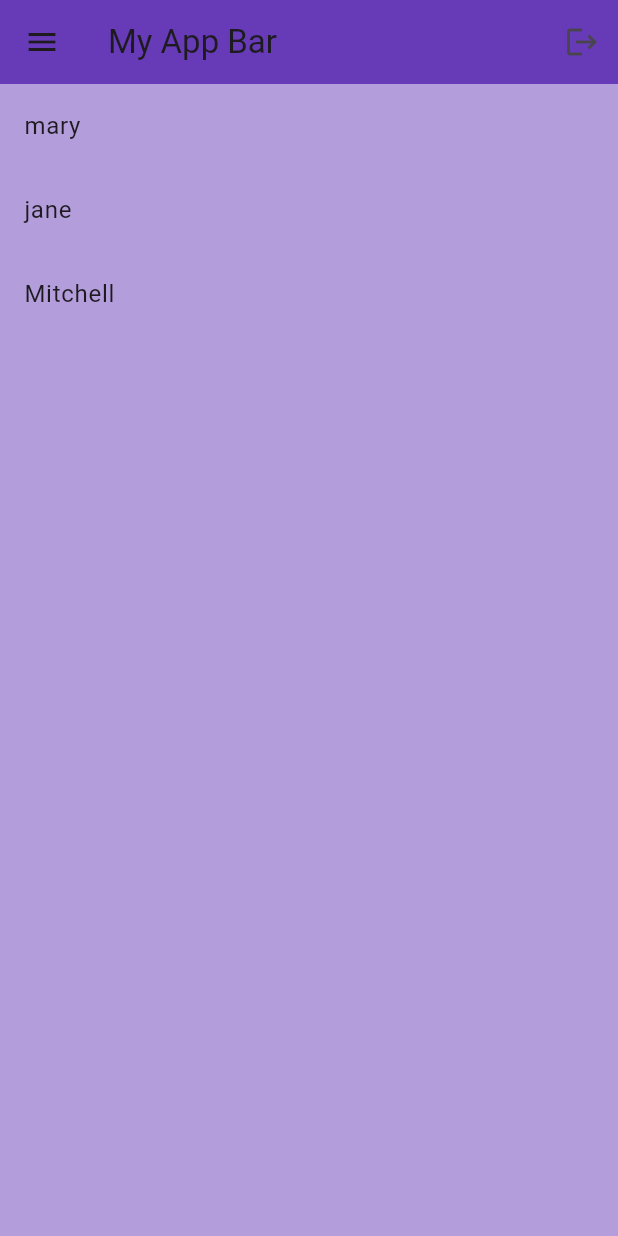
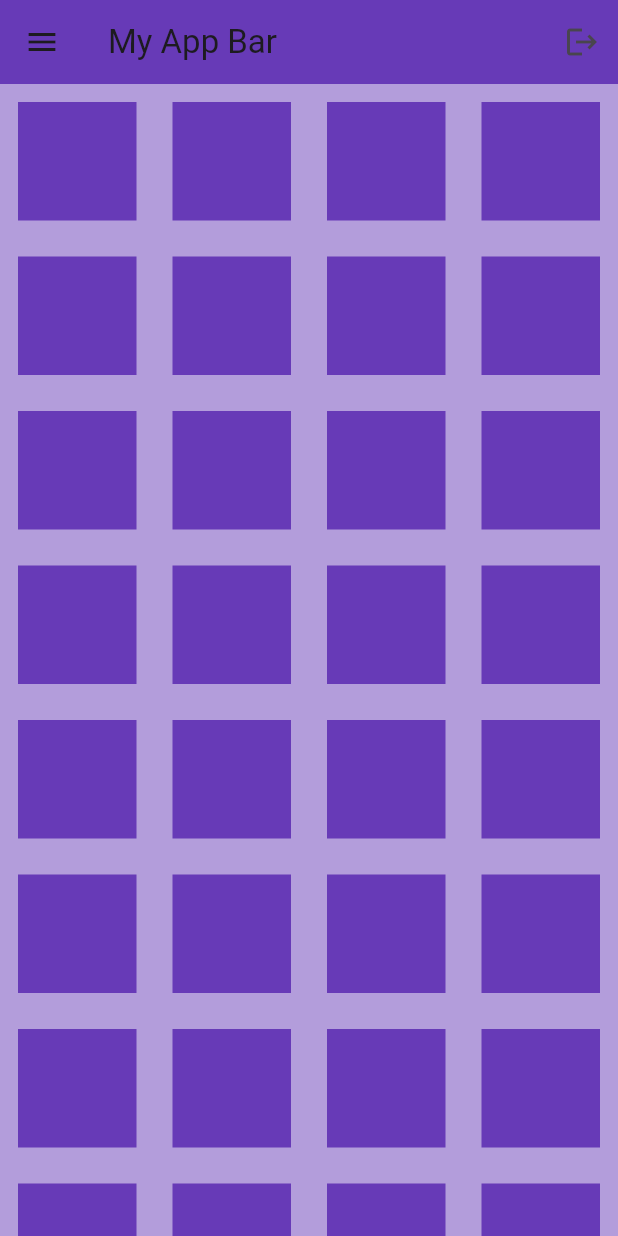
Before and after one commit to shallom-dot/Essential-Widgets, a Flutter app: the screen it shows after launch, on a phone screen of 412 x 824 dp. Run offline on Flutter 3.47's test engine with Material 3 defaults, Android fonts, the phone set to English and light mode, and no system bars.

Commit message:
gridview widget

```diff
--- a/lib/pages/homepage.dart
+++ b/lib/pages/homepage.dart
@@ -21,11 +21,14 @@
           icon: const Icon(Icons.logout),
             )],),
 
-        body:ListView.builder(
-          itemCount: names.length,
-          itemBuilder: (context, index) => ListTile(
-          title: Text(names[index]),
-        ))
+        body:GridView.builder(
+          itemCount: 64,
+          gridDelegate: SliverGridDelegateWithFixedCrossAxisCount(
+            crossAxisCount: 4),
+           itemBuilder: (context, index) => Container(
+            color: Colors.deepPurple,
+            margin: EdgeInsets.all(12),
+           ))
 
         ),
 
```
